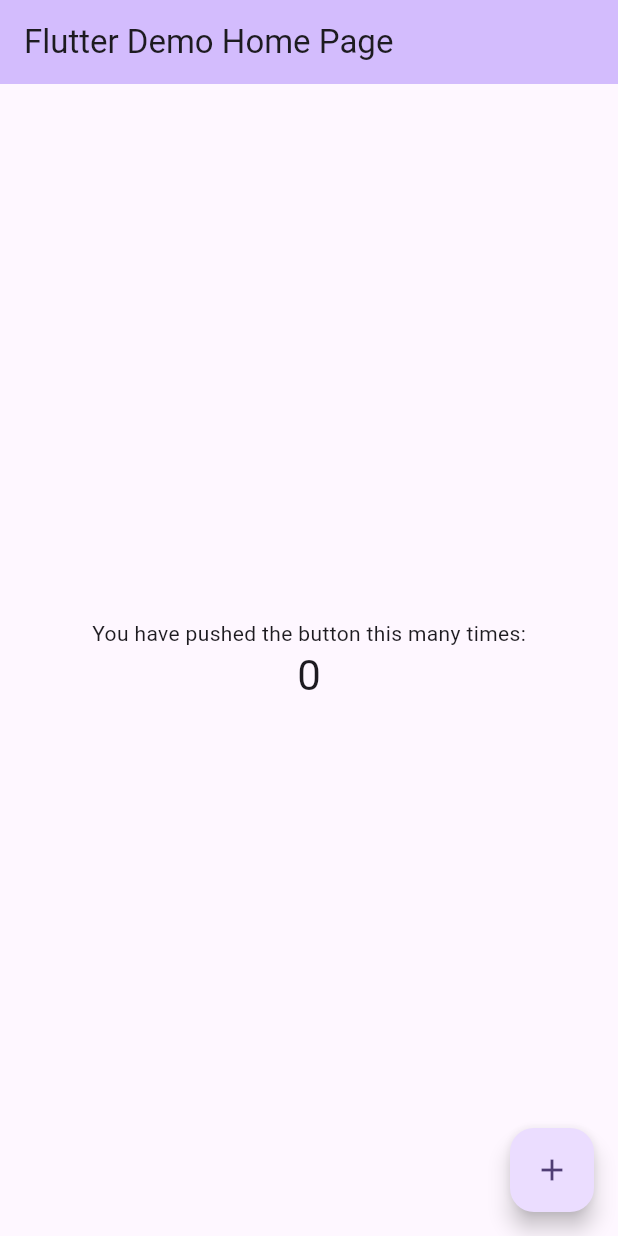
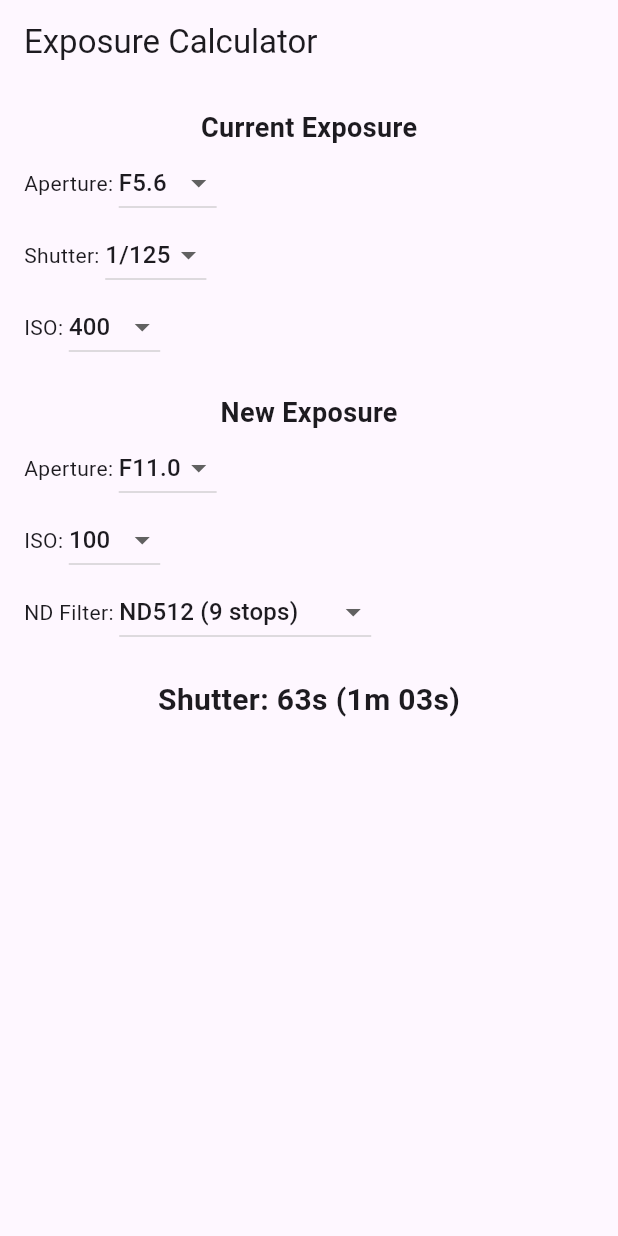
Before and after one commit to twajp/ExposureCalculator, a Flutter app: the screen it shows after launch, on a phone screen of 412 x 824 dp. Run offline on Flutter 3.47's test engine with Material 3 defaults, Android fonts, the phone set to English and light mode, and no system bars.

Commit message:
Initial implementation

```diff
--- a/lib/main.dart
+++ b/lib/main.dart
@@ -1,125 +1,291 @@
 import 'package:flutter/material.dart';
+import 'dart:math' as math;
 
 void main() {
-  runApp(const MyApp());
+  runApp(const ExposureCalculatorApp());
 }
 
-class MyApp extends StatelessWidget {
-  const MyApp({super.key});
+class ExposureCalculatorApp extends StatelessWidget {
+  const ExposureCalculatorApp({Key? key}) : super(key: key);
 
-  // This widget is the root of your application.
   @override
   Widget build(BuildContext context) {
     return MaterialApp(
-      title: 'Flutter Demo',
+      title: 'Exposure Calculator',
       theme: ThemeData(
-        // This is the theme of your application.
-        //
-        // TRY THIS: Try running your application with "flutter run". You'll see
-        // the application has a purple toolbar. Then, without quitting the app,
-        // try changing the seedColor in the colorScheme below to Colors.green
-        // and then invoke "hot reload" (save your changes or press the "hot
-        // reload" button in a Flutter-supported IDE, or press "r" if you used
-        // the command line to start the app).
-        //
-        // Notice that the counter didn't reset back to zero; the application
-        // state is not lost during the reload. To reset the state, use hot
-        // restart instead.
-        //
-        // This works for code too, not just values: Most code changes can be
-        // tested with just a hot reload.
-        colorScheme: ColorScheme.fromSeed(seedColor: Colors.deepPurple),
-        useMaterial3: true,
+        primarySwatch: Colors.blue,
       ),
-      home: const MyHomePage(title: 'Flutter Demo Home Page'),
+      home: const ExposureCalculatorScreen(),
     );
   }
 }
 
-class MyHomePage extends StatefulWidget {
-  const MyHomePage({super.key, required this.title});
-
-  // This widget is the home page of your application. It is stateful, meaning
-  // that it has a State object (defined below) that contains fields that affect
-  // how it looks.
-
-  // This class is the configuration for the state. It holds the values (in this
-  // case the title) provided by the parent (in this case the App widget) and
-  // used by the build method of the State. Fields in a Widget subclass are
-  // always marked "final".
-
-  final String title;
+class ExposureCalculatorScreen extends StatefulWidget {
+  const ExposureCalculatorScreen({Key? key}) : super(key: key);
 
   @override
-  State<MyHomePage> createState() => _MyHomePageState();
+  State<ExposureCalculatorScreen> createState() => _ExposureCalculatorScreenState();
 }
 
-class _MyHomePageState extends State<MyHomePage> {
-  int _counter = 0;
+class _ExposureCalculatorScreenState extends State<ExposureCalculatorScreen> {
+  // 絞り値、シャッター速度、ISO の選択肢
+  final List<double> _apertureList = [4.0, 4.5, 5.0, 5.6, 6.3, 7.1, 8.0, 9.0, 10.0, 11.0, 13.0, 14.0, 16.0];
 
-  void _incrementCounter() {
+  // シャッター速度は「1/125」などを String で持ちたいので Map で管理
+  final Map<String, double> _shutterMap = {
+    '1/60': 1.0 / 60.0,
+    '1/80': 1.0 / 80.0,
+    '1/100': 1.0 / 100.0,
+    '1/125': 1.0 / 125.0,
+    '1/160': 1.0 / 160.0,
+    '1/200': 1.0 / 200.0,
+    '1/250': 1.0 / 250.0,
+  };
+
+  final List<int> _isoList = [50, 100, 200, 400, 800, 1600];
+
+  // ND フィルターとそれが何ストップに相当するかを Map で表現
+  final Map<String, double> _ndFilterMap = {
+    'ND128 (7 stops)': 7,
+    'ND256 (8 stops)': 8,
+    'ND400 (~8.6 stops)': 8.6,
+    'ND512 (9 stops)': 9,
+    'ND1000 (10 stops)': 10,
+  };
+
+  // Current Exposure の初期値
+  double _currentAperture = 5.6;
+  String _currentShutterKey = '1/125';
+  int _currentISO = 400;
+
+  // New Exposure の初期値
+  double _newAperture = 11.0;
+  int _newISO = 100;
+  String _selectedNdFilterKey = 'ND512 (9 stops)';
+
+  // 計算結果
+  double _calculatedShutterSeconds = 0.0;
+
+  @override
+  void initState() {
+    super.initState();
+    _calculateExposure();
+  }
+
+  /// ストップの差分を合計して、新シャッター速度を計算
+  void _calculateExposure() {
+    // 現在のシャッター速度（秒）
+    double currentShutterSec = _shutterMap[_currentShutterKey] ?? 1.0 / 125.0;
+
+    // 絞りのストップ差を計算
+    // (Fstop の変化は平方比で考えるが、簡易的に「F5.6 → F11 = +2 stop」などのリスト/テーブル参照でも可)
+    // ここでは厳密計算: stop = log2((NewF / OldF)^2)
+    double apertureStop = _log2((_newAperture / _currentAperture) * (_newAperture / _currentAperture));
+
+    // ISO のストップ差: stop = log2(OldISO / NewISO)
+    double isoStop = _log2(_currentISO / _newISO.toDouble());
+
+    // ND フィルターの stop
+    double ndStop = _ndFilterMap[_selectedNdFilterKey] ?? 0.0;
+
+    // 合計ストップ
+    double totalStop = apertureStop + isoStop + ndStop;
+
+    // 新シャッター速度 = 現在のシャッター速度 * 2^(totalStop)
+    double newShutterSec = currentShutterSec * _pow2(totalStop);
+
     setState(() {
-      // This call to setState tells the Flutter framework that something has
-      // changed in this State, which causes it to rerun the build method below
-      // so that the display can reflect the updated values. If we changed
-      // _counter without calling setState(), then the build method would not be
-      // called again, and so nothing would appear to happen.
-      _counter++;
+      _calculatedShutterSeconds = newShutterSec;
     });
+  }
+
+  // 便利関数: log2(x)
+  double _log2(double x) {
+    return (x > 0) ? (MathHelper.logE(x) / MathHelper.logE(2)) : 0;
+  }
+
+  // 便利関数: 2^(x)
+  double _pow2(double x) {
+    return MathHelper.expE(MathHelper.logE(2) * x);
   }
 
   @override
   Widget build(BuildContext context) {
-    // This method is rerun every time setState is called, for instance as done
-    // by the _incrementCounter method above.
-    //
-    // The Flutter framework has been optimized to make rerunning build methods
-    // fast, so that you can just rebuild anything that needs updating rather
-    // than having to individually change instances of widgets.
     return Scaffold(
       appBar: AppBar(
-        // TRY THIS: Try changing the color here to a specific color (to
-        // Colors.amber, perhaps?) and trigger a hot reload to see the AppBar
-        // change color while the other colors stay the same.
-        backgroundColor: Theme.of(context).colorScheme.inversePrimary,
-        // Here we take the value from the MyHomePage object that was created by
-        // the App.build method, and use it to set our appbar title.
-        title: Text(widget.title),
+        title: const Text('Exposure Calculator'),
       ),
-      body: Center(
-        // Center is a layout widget. It takes a single child and positions it
-        // in the middle of the parent.
+      body: SingleChildScrollView(
+        padding: const EdgeInsets.all(16.0),
         child: Column(
-          // Column is also a layout widget. It takes a list of children and
-          // arranges them vertically. By default, it sizes itself to fit its
-          // children horizontally, and tries to be as tall as its parent.
-          //
-          // Column has various properties to control how it sizes itself and
-          // how it positions its children. Here we use mainAxisAlignment to
-          // center the children vertically; the main axis here is the vertical
-          // axis because Columns are vertical (the cross axis would be
-          // horizontal).
-          //
-          // TRY THIS: Invoke "debug painting" (choose the "Toggle Debug Paint"
-          // action in the IDE, or press "p" in the console), to see the
-          // wireframe for each widget.
-          mainAxisAlignment: MainAxisAlignment.center,
-          children: <Widget>[
+          children: [
             const Text(
-              'You have pushed the button this many times:',
+              'Current Exposure',
+              style: TextStyle(fontSize: 18, fontWeight: FontWeight.bold),
             ),
+            // Aperture
+            Row(
+              children: [
+                const Text('Aperture: '),
+                DropdownButton<double>(
+                  value: _currentAperture,
+                  items: _apertureList
+                      .map((e) => DropdownMenuItem(
+                            value: e,
+                            child: Text('F${e.toString()}'),
+                          ))
+                      .toList(),
+                  onChanged: (value) {
+                    setState(() {
+                      _currentAperture = value!;
+                    });
+                    _calculateExposure();
+                  },
+                ),
+              ],
+            ),
+            // Shutter
+            Row(
+              children: [
+                const Text('Shutter: '),
+                DropdownButton<String>(
+                  value: _currentShutterKey,
+                  items: _shutterMap.keys
+                      .map((key) => DropdownMenuItem(
+                            value: key,
+                            child: Text(key),
+                          ))
+                      .toList(),
+                  onChanged: (value) {
+                    setState(() {
+                      _currentShutterKey = value!;
+                    });
+                    _calculateExposure();
+                  },
+                ),
+              ],
+            ),
+            // ISO
+            Row(
+              children: [
+                const Text('ISO: '),
+                DropdownButton<int>(
+                  value: _currentISO,
+                  items: _isoList
+                      .map((iso) => DropdownMenuItem(
+                            value: iso,
+                            child: Text(iso.toString()),
+                          ))
+                      .toList(),
+                  onChanged: (value) {
+                    setState(() {
+                      _currentISO = value!;
+                    });
+                    _calculateExposure();
+                  },
+                ),
+              ],
+            ),
+            const SizedBox(height: 20),
+            const Text(
+              'New Exposure',
+              style: TextStyle(fontSize: 18, fontWeight: FontWeight.bold),
+            ),
+            // Aperture
+            Row(
+              children: [
+                const Text('Aperture: '),
+                DropdownButton<double>(
+                  value: _newAperture,
+                  items: _apertureList
+                      .map((e) => DropdownMenuItem(
+                            value: e,
+                            child: Text('F${e.toString()}'),
+                          ))
+                      .toList(),
+                  onChanged: (value) {
+                    setState(() {
+                      _newAperture = value!;
+                    });
+                    _calculateExposure();
+                  },
+                ),
+              ],
+            ),
+            // ISO
+            Row(
+              children: [
+                const Text('ISO: '),
+                DropdownButton<int>(
+                  value: _newISO,
+                  items: _isoList
+                      .map((iso) => DropdownMenuItem(
+                            value: iso,
+                            child: Text(iso.toString()),
+                          ))
+                      .toList(),
+                  onChanged: (value) {
+                    setState(() {
+                      _newISO = value!;
+                    });
+                    _calculateExposure();
+                  },
+                ),
+              ],
+            ),
+            // ND Filter
+            Row(
+              children: [
+                const Text('ND Filter: '),
+                DropdownButton<String>(
+                  value: _selectedNdFilterKey,
+                  items: _ndFilterMap.keys
+                      .map((e) => DropdownMenuItem(
+                            value: e,
+                            child: Text(e),
+                          ))
+                      .toList(),
+                  onChanged: (value) {
+                    setState(() {
+                      _selectedNdFilterKey = value!;
+                    });
+                    _calculateExposure();
+                  },
+                ),
+              ],
+            ),
+            const SizedBox(height: 20),
+            // 結果表示
             Text(
-              '$_counter',
-              style: Theme.of(context).textTheme.headlineMedium,
+              'Shutter: ${_formatSeconds(_calculatedShutterSeconds)}',
+              style: const TextStyle(
+                fontSize: 20,
+                fontWeight: FontWeight.bold,
+              ),
             ),
           ],
         ),
       ),
-      floatingActionButton: FloatingActionButton(
-        onPressed: _incrementCounter,
-        tooltip: 'Increment',
-        child: const Icon(Icons.add),
-      ), // This trailing comma makes auto-formatting nicer for build methods.
     );
   }
+
+  /// 秒数を「66s (1m06s)」のように整形する
+  String _formatSeconds(double seconds) {
+    if (seconds < 1) {
+      // 1 秒未満なら小数表記
+      return '${seconds.toStringAsFixed(3)} s';
+    } else {
+      // 分・秒に分解
+      int secInt = seconds.round();
+      int minutes = secInt ~/ 60;
+      int remainSec = secInt % 60;
+      return '${secInt}s (${minutes}m ${remainSec < 10 ? "0$remainSec" : remainSec}s)';
+    }
+  }
 }
+
+/// 小数の log と exp を扱うためのヘルパークラス
+class MathHelper {
+  static double logE(double x) => x > 0 ? math.log(x) : double.nan;
+  static double expE(double x) => math.exp(x);
+}
```
Also changed, not shown: pubspec.yaml (+1 -69 lines).
